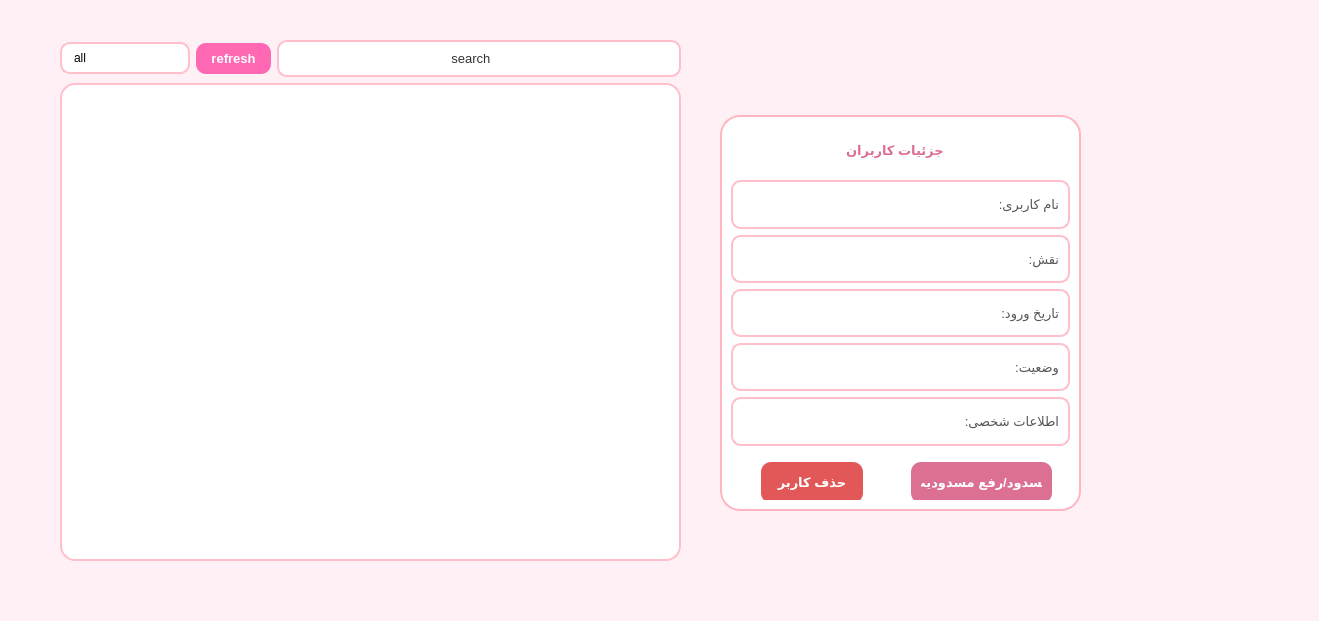
This is bookClub/src/ui/adminpage.ui in sarinab-eng/bookCLUB as Qt 5 draws it before an edit. The edited form follows.
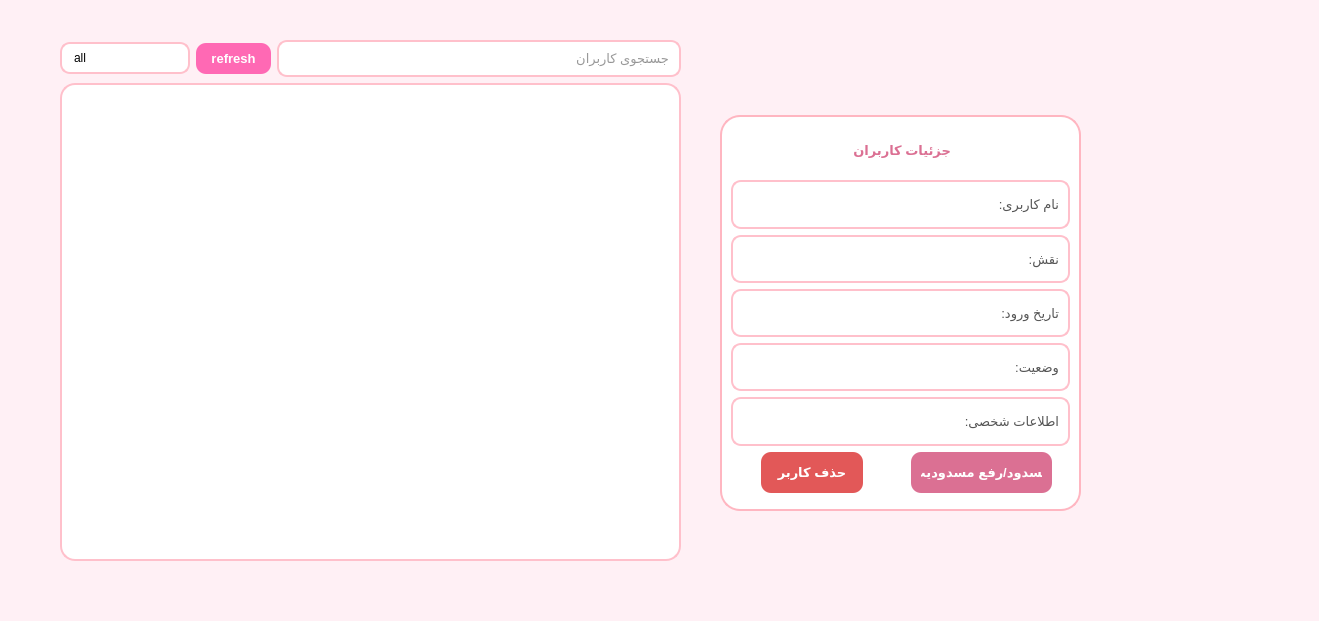
This is the edited form.

What changed in the file:
```diff
--- a/bookClub/src/ui/adminpage.ui
+++ b/bookClub/src/ui/adminpage.ui
@@ -155,11 +155,23 @@
 }
 
 QHeaderView::section {
-    background-color: #FFB6C1;
+    background-color: #FF69B4;
     color: white;
     padding: 6px;
-    border: 1px solid #FFF0F5;
+    border: none;
+    border-bottom: 1px solid #FFF0F5;
     font-weight: bold;
+    font-size: 13px;
+    font-family: &quot;Segoe UI&quot;, &quot;Tahoma&quot;;
+}
+
+QHeaderView::section:first {
+    border-top-left-radius: 12px;
+}
+
+/* گرد کردن گوشه بالایی سمت راست هدر */
+QHeaderView::section:last {
+    border-top-right-radius: 12px;
 }</string>
   </property>
   <widget class="QGroupBox" name="detailsGroupBox">
@@ -178,7 +190,7 @@
     <item>
      <widget class="QLabel" name="titleLabel">
       <property name="text">
-       <string>                                   جزئیات کاربران</string>
+       <string>                                 جزئیات کاربران</string>
       </property>
      </widget>
     </item>
@@ -229,7 +241,7 @@
        <property name="geometry">
         <rect>
          <x>180</x>
-         <y>10</y>
+         <y>0</y>
          <width>141</width>
          <height>41</height>
         </rect>
@@ -242,7 +254,7 @@
        <property name="geometry">
         <rect>
          <x>30</x>
-         <y>10</y>
+         <y>0</y>
          <width>102</width>
          <height>41</height>
         </rect>
@@ -301,7 +313,10 @@
       <item>
        <widget class="QLineEdit" name="txtSearch">
         <property name="text">
-         <string>                                             search</string>
+         <string/>
+        </property>
+        <property name="placeholderText">
+         <string>جستجوی کاربران</string>
         </property>
        </widget>
       </item>
```
